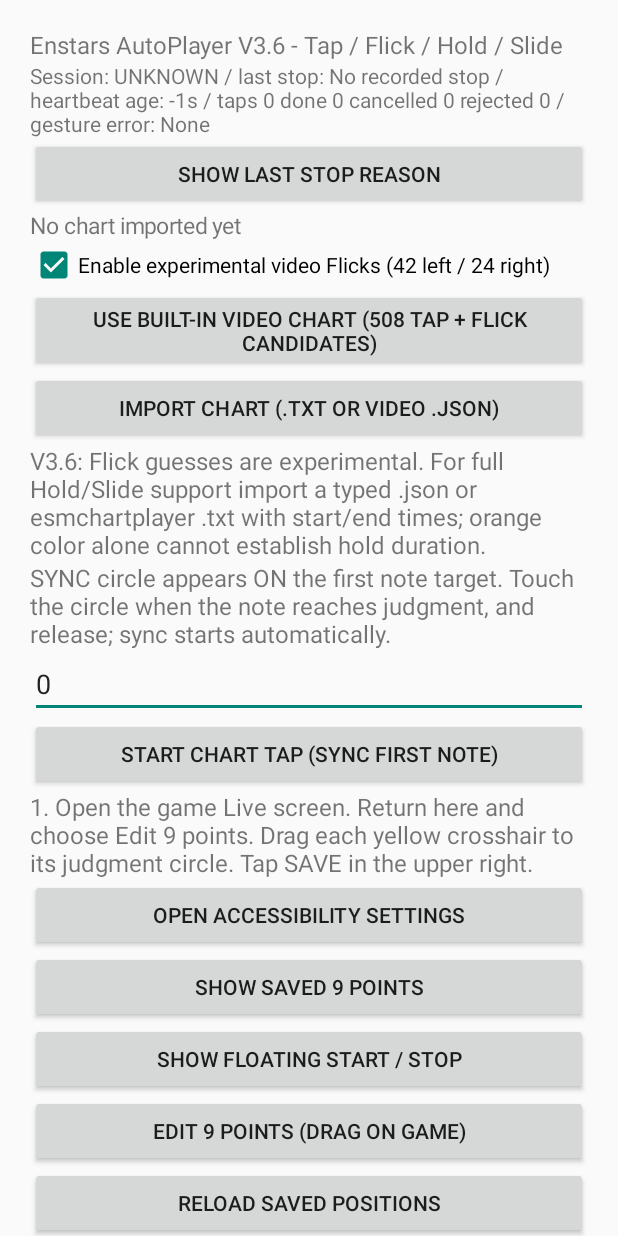
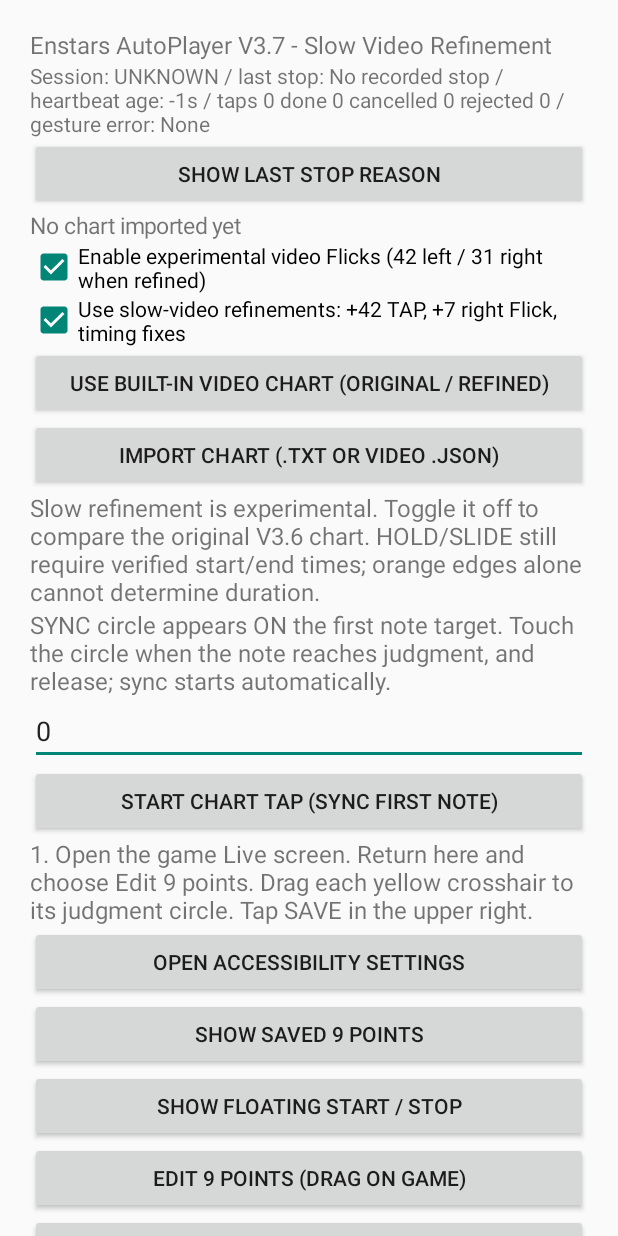
Before and after one commit to kurohako/EnstarsAutoPlayer, an Android app: the screen it shows after launch (MainActivity), on a phone screen of 412 x 824 dp. Run offline under Robolectric (Android 15) with nearby library versions, the phone set to English and light mode, and no system bars.

Commit message:
Let user compare original and slow-refined built-in video charts without reinstalling or losing calibration

```diff
--- a/app/src/main/java/com/enstars/autoplayer/MainActivity.kt
+++ b/app/src/main/java/com/enstars/autoplayer/MainActivity.kt
@@ -50,7 +50,7 @@ class MainActivity:Activity(){
    return s
   }
 
-  label("Enstars AutoPlayer V3.6 - Tap / Flick / Hold / Slide")
+  label("Enstars AutoPlayer V3.7 - Slow Video Refinement")
   val sessionText=TextView(this).apply{textSize=14f}
   root.addView(sessionText)
   fun refreshSessionInfo(){
@@ -75,21 +75,29 @@ class MainActivity:Activity(){
   root.addView(chartInfo)
   val chartSettings=getSharedPreferences("chart",MODE_PRIVATE)
   val flickCheck=CheckBox(this).apply{
-   text="Enable experimental video Flicks (42 left / 24 right)"
+   text="Enable experimental video Flicks (42 left / 31 right when refined)"
    isChecked=chartSettings.getBoolean("enableVideoFlicks",true)
    setOnCheckedChangeListener{_,checked->
     chartSettings.edit().putBoolean("enableVideoFlicks",checked).apply()
    }
   }
   root.addView(flickCheck)
-  button("USE BUILT-IN VIDEO CHART (508 TAP + Flick candidates)"){
+  val slowCheck=CheckBox(this).apply{
+   text="Use slow-video refinements: +42 TAP, +7 right Flick, timing fixes"
+   isChecked=chartSettings.getBoolean("useSlowRefinement",true)
+   setOnCheckedChangeListener{_,enabled->
+    chartSettings.edit().putBoolean("useSlowRefinement",enabled).apply()
+   }
+  }
+  root.addView(slowCheck)
+  button("USE BUILT-IN VIDEO CHART (ORIGINAL / REFINED)"){
    try{
-    val raw=BundledVideoChart.asJson(flickCheck.isChecked)
+    val raw=BundledVideoChart.asJson(flickCheck.isChecked,slowCheck.isChecked)
     val chart=ChartParser.parse(raw)
     chartSettings.edit().putString("chartText",raw).apply()
     chartInfo.text="BUNDLED: "+chart.counts+" | unsupported "+chart.skipped+
       " (hold lengths unavailable)"
-    Toast.makeText(this,"Built-in V3.6 chart selected",Toast.LENGTH_LONG).show()
+    Toast.makeText(this,"Chart: "+(if(slowCheck.isChecked)"slow-video refined" else "original"),Toast.LENGTH_LONG).show()
    }catch(e:Exception){chartInfo.text="Bundled chart error: "+e.message}
   }
   button("Import chart (.txt or video .json)"){
@@ -105,7 +113,7 @@ class MainActivity:Activity(){
     chartInfo.text="Saved: "+chart.difficulty+" | "+chart.counts+" | skipped "+chart.skipped
    }catch(_:Exception){}
   }
-  label("V3.6: Flick guesses are experimental. For full Hold/Slide support import a typed .json or esmchartplayer .txt with start/end times; orange color alone cannot establish hold duration.")
+  label("Slow refinement is experimental. Toggle it off to compare the original V3.6 chart. HOLD/SLIDE still require verified start/end times; orange edges alone cannot determine duration.")
   label("SYNC circle appears ON the first note target. Touch the circle when the note reaches judgment, and release; sync starts automatically.")
   val syncOffset=EditText(this).apply{
    inputType=android.text.InputType.TYPE_CLASS_NUMBER or android.text.InputType.TYPE_NUMBER_FLAG_SIGNED
```
